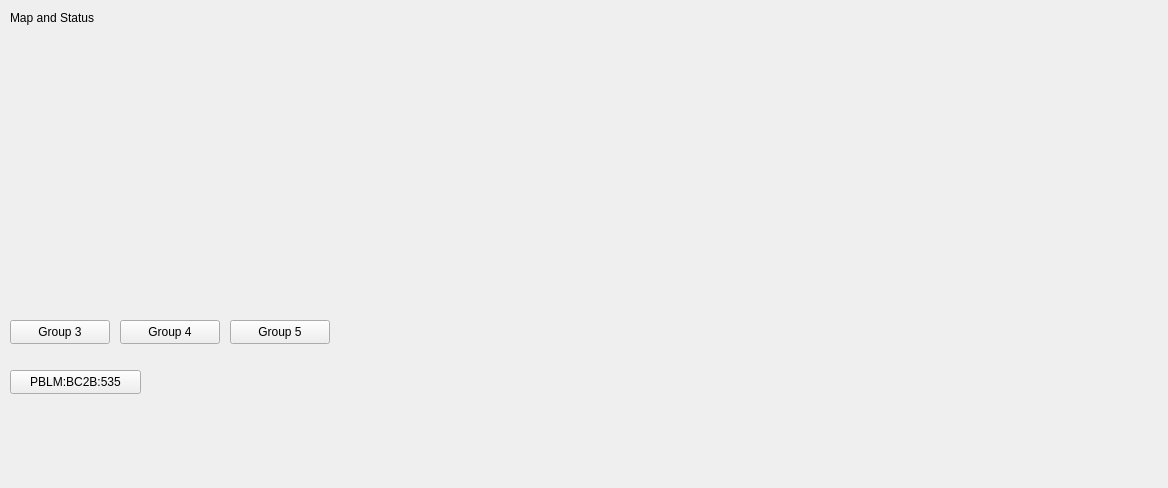
Above: l2b_main.ui from ad-build-test/pydm-mps before the change. Below: the same form after it.
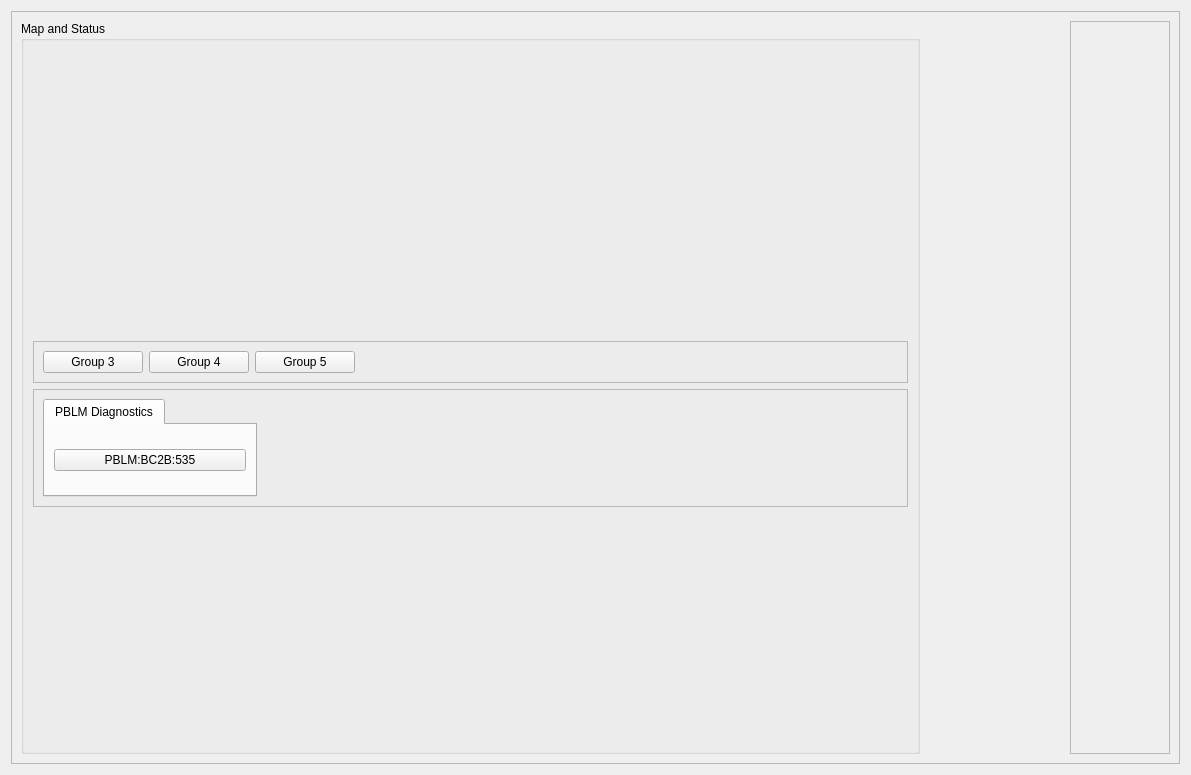
That is the form after the change. Custom widgets are drawn as their Qt base class.

Commit message: Added layout to make mps logo stay in bottom right corner.

What changed in the file:
```diff
--- a/l2b_main.ui
+++ b/l2b_main.ui
@@ -6,34 +6,36 @@
    <rect>
     <x>0</x>
     <y>0</y>
-    <width>1168</width>
-    <height>488</height>
+    <width>1191</width>
+    <height>775</height>
    </rect>
   </property>
   <property name="windowTitle">
    <string>L2B Main</string>
   </property>
-  <widget class="QLabel" name="label_3">
-   <property name="geometry">
-    <rect>
-     <x>10</x>
-     <y>10</y>
-     <width>121</width>
-     <height>16</height>
-    </rect>
-   </property>
-   <property name="text">
+  <layout class="QGridLayout" name="gridLayout_7">
+   <item row="0" column="0">
+    <widget class="QFrame" name="frame_4">
+     <property name="frameShape">
+      <enum>QFrame::StyledPanel</enum>
+     </property>
+     <property name="frameShadow">
+      <enum>QFrame::Raised</enum>
+     </property>
+     <layout class="QGridLayout" name="gridLayout_6">
+      <item row="0" column="0">
+       <widget class="QGroupBox" name="groupBox">
+        <property name="title">
     <string>Map and Status</string>
    </property>
-  </widget>
+        <layout class="QGridLayout" name="gridLayout_5">
+         <item row="0" column="0">
   <widget class="PyDMEmbeddedDisplay" name="PyDMEmbeddedDisplay_3">
-   <property name="geometry">
-    <rect>
-     <x>10</x>
-     <y>30</y>
-     <width>881</width>
-     <height>281</height>
-    </rect>
+           <property name="minimumSize">
+            <size>
+             <width>875</width>
+             <height>285</height>
+            </size>
    </property>
    <property name="toolTip">
     <string/>
@@ -42,14 +44,23 @@
     <string>$PHYSICS_TOP/mps_configuration/current/display/areas/mps_l2b_link_nodes.ui</string>
    </property>
   </widget>
+         </item>
+         <item row="1" column="0">
+          <widget class="QFrame" name="frame">
+           <property name="frameShape">
+            <enum>QFrame::StyledPanel</enum>
+           </property>
+           <property name="frameShadow">
+            <enum>QFrame::Raised</enum>
+           </property>
+           <layout class="QGridLayout" name="gridLayout_3">
+            <item row="0" column="0">
   <widget class="PyDMRelatedDisplayButton" name="PyDMRelatedDisplayButton_5">
-   <property name="geometry">
-    <rect>
-     <x>10</x>
-     <y>320</y>
+              <property name="minimumSize">
+               <size>
      <width>100</width>
-     <height>24</height>
-    </rect>
+                <height>20</height>
+               </size>
    </property>
    <property name="toolTip">
     <string/>
@@ -69,14 +80,14 @@
     <bool>true</bool>
    </property>
   </widget>
+            </item>
+            <item row="0" column="1">
   <widget class="PyDMRelatedDisplayButton" name="PyDMRelatedDisplayButton_6">
-   <property name="geometry">
-    <rect>
-     <x>120</x>
-     <y>320</y>
+              <property name="minimumSize">
+               <size>
      <width>100</width>
-     <height>24</height>
-    </rect>
+                <height>20</height>
+               </size>
    </property>
    <property name="toolTip">
     <string/>
@@ -96,14 +107,14 @@
     <bool>true</bool>
    </property>
   </widget>
+            </item>
+            <item row="0" column="2">
   <widget class="PyDMRelatedDisplayButton" name="PyDMRelatedDisplayButton_7">
-   <property name="geometry">
-    <rect>
-     <x>230</x>
-     <y>320</y>
+              <property name="minimumSize">
+               <size>
      <width>100</width>
-     <height>24</height>
-    </rect>
+                <height>20</height>
+               </size>
    </property>
    <property name="toolTip">
     <string/>
@@ -123,14 +134,75 @@
     <bool>true</bool>
    </property>
   </widget>
+            </item>
+            <item row="0" column="3">
+             <spacer name="horizontalSpacer">
+              <property name="orientation">
+               <enum>Qt::Horizontal</enum>
+              </property>
+              <property name="sizeHint" stdset="0">
+               <size>
+                <width>40</width>
+                <height>20</height>
+               </size>
+              </property>
+             </spacer>
+            </item>
+           </layout>
+          </widget>
+         </item>
+         <item row="4" column="0">
+          <spacer name="verticalSpacer_2">
+           <property name="orientation">
+            <enum>Qt::Vertical</enum>
+           </property>
+           <property name="sizeHint" stdset="0">
+            <size>
+             <width>20</width>
+             <height>40</height>
+            </size>
+           </property>
+          </spacer>
+         </item>
+         <item row="2" column="0">
+          <widget class="QFrame" name="frame_2">
+           <property name="frameShape">
+            <enum>QFrame::StyledPanel</enum>
+           </property>
+           <property name="frameShadow">
+            <enum>QFrame::Raised</enum>
+           </property>
+           <layout class="QGridLayout" name="gridLayout_2">
+            <item row="0" column="2">
+             <spacer name="horizontalSpacer_3">
+              <property name="orientation">
+               <enum>Qt::Horizontal</enum>
+              </property>
+              <property name="sizeHint" stdset="0">
+               <size>
+                <width>40</width>
+                <height>20</height>
+               </size>
+              </property>
+             </spacer>
+            </item>
+            <item row="0" column="0">
+             <widget class="QTabWidget" name="tabWidget">
+              <property name="currentIndex">
+               <number>0</number>
+              </property>
+              <widget class="QWidget" name="tab">
+               <attribute name="title">
+                <string>PBLM Diagnostics</string>
+               </attribute>
+               <layout class="QGridLayout" name="gridLayout">
+                <item row="0" column="0">
   <widget class="PyDMEDMDisplayButton" name="PyDMEDMDisplayButton">
-   <property name="geometry">
-    <rect>
-     <x>10</x>
-     <y>370</y>
-     <width>131</width>
-     <height>24</height>
-    </rect>
+                  <property name="minimumSize">
+                   <size>
+                    <width>150</width>
+                    <height>20</height>
+                   </size>
    </property>
    <property name="toolTip">
     <string/>
@@ -158,14 +230,78 @@
     <bool>true</bool>
    </property>
   </widget>
+                </item>
+               </layout>
+              </widget>
+             </widget>
+            </item>
+            <item row="0" column="3">
+             <spacer name="horizontalSpacer_2">
+              <property name="orientation">
+               <enum>Qt::Horizontal</enum>
+              </property>
+              <property name="sizeHint" stdset="0">
+               <size>
+                <width>40</width>
+                <height>20</height>
+               </size>
+              </property>
+             </spacer>
+            </item>
+            <item row="0" column="1">
+             <spacer name="horizontalSpacer_4">
+              <property name="orientation">
+               <enum>Qt::Horizontal</enum>
+              </property>
+              <property name="sizeHint" stdset="0">
+               <size>
+                <width>40</width>
+                <height>20</height>
+               </size>
+              </property>
+             </spacer>
+            </item>
+           </layout>
+          </widget>
+         </item>
+         <item row="3" column="0">
+          <spacer name="verticalSpacer_3">
+           <property name="orientation">
+            <enum>Qt::Vertical</enum>
+           </property>
+           <property name="sizeHint" stdset="0">
+            <size>
+             <width>20</width>
+             <height>40</height>
+            </size>
+           </property>
+          </spacer>
+         </item>
+        </layout>
+       </widget>
+      </item>
+      <item row="0" column="2">
+       <widget class="QFrame" name="frame_3">
+        <property name="frameShape">
+         <enum>QFrame::StyledPanel</enum>
+        </property>
+        <property name="frameShadow">
+         <enum>QFrame::Raised</enum>
+        </property>
+        <layout class="QGridLayout" name="gridLayout_4">
+         <item row="1" column="0">
   <widget class="PyDMDrawingImage" name="PyDMDrawingImage_2">
-   <property name="geometry">
-    <rect>
-     <x>970</x>
-     <y>400</y>
+           <property name="minimumSize">
+            <size>
      <width>80</width>
      <height>75</height>
-    </rect>
+            </size>
+           </property>
+           <property name="maximumSize">
+            <size>
+             <width>80</width>
+             <height>75</height>
+            </size>
    </property>
    <property name="toolTip">
     <string/>
@@ -186,14 +322,42 @@
     <string>lcls_mps_lockup_stacked_digital.png</string>
    </property>
   </widget>
+         </item>
+         <item row="0" column="0">
+          <spacer name="verticalSpacer">
+           <property name="orientation">
+            <enum>Qt::Vertical</enum>
+           </property>
+           <property name="sizeHint" stdset="0">
+            <size>
+             <width>20</width>
+             <height>40</height>
+            </size>
+           </property>
+          </spacer>
+         </item>
+        </layout>
+       </widget>
+      </item>
+      <item row="0" column="1">
+       <spacer name="horizontalSpacer_5">
+        <property name="orientation">
+         <enum>Qt::Horizontal</enum>
+        </property>
+        <property name="sizeHint" stdset="0">
+         <size>
+          <width>40</width>
+          <height>20</height>
+         </size>
+        </property>
+       </spacer>
+      </item>
+     </layout>
+    </widget>
+   </item>
+  </layout>
  </widget>
  <customwidgets>
-  <customwidget>
-   <class>PyDMEDMDisplayButton</class>
-   <extends>PyDMRelatedDisplayButton</extends>
-   <header>edmbutton.edm_button</header>
-   <container>1</container>
-  </customwidget>
   <customwidget>
    <class>PyDMRelatedDisplayButton</class>
    <extends>QPushButton</extends>
@@ -209,6 +373,12 @@
    <extends>QWidget</extends>
    <header>pydm.widgets.drawing</header>
   </customwidget>
+  <customwidget>
+   <class>PyDMEDMDisplayButton</class>
+   <extends>PyDMRelatedDisplayButton</extends>
+   <header>edmbutton.edm_button</header>
+   <container>1</container>
+  </customwidget>
  </customwidgets>
  <resources/>
  <connections/>
```
Lines whose indentation alone changed are shown as unchanged. The commit also changes 11 other files.
